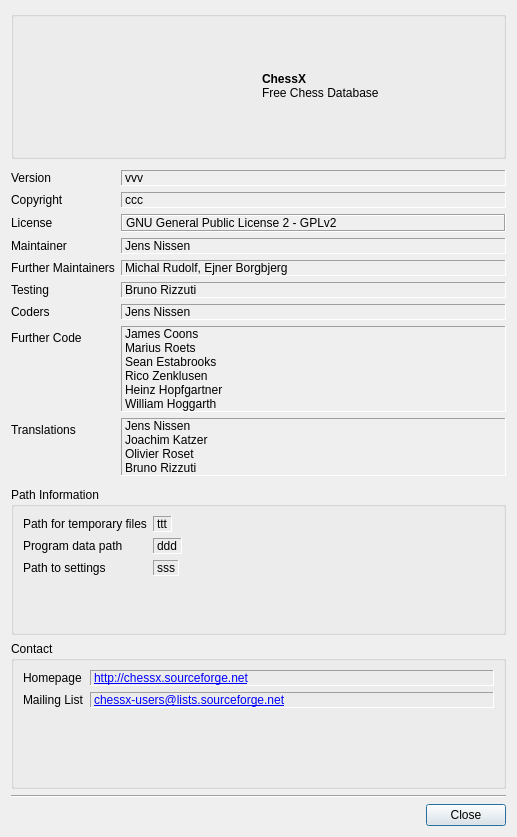
madnight/chessx, file src/gui/aboutdlg.ui: the form before one commit.
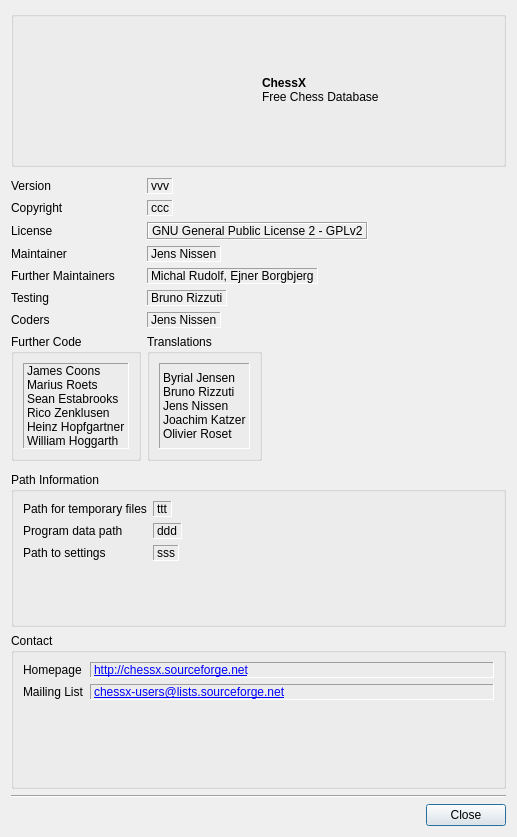
The form after the commit. Icons and pictures are not drawn.

Commit message: New feature: Danish Translation (thanks to Byrial Jensen)

```diff
--- a/src/gui/aboutdlg.ui
+++ b/src/gui/aboutdlg.ui
@@ -50,6 +50,9 @@
    </item>
    <item>
     <layout class="QFormLayout" name="formLayout">
+     <property name="fieldGrowthPolicy">
+      <enum>QFormLayout::FieldsStayAtSizeHint</enum>
+     </property>
      <property name="verticalSpacing">
       <number>-1</number>
      </property>
@@ -66,20 +69,6 @@
        </property>
       </widget>
      </item>
-     <item row="1" column="0">
-      <widget class="QLabel" name="label_1">
-       <property name="text">
-        <string>Copyright</string>
-       </property>
-      </widget>
-     </item>
-     <item row="2" column="0">
-      <widget class="QLabel" name="label_3">
-       <property name="text">
-        <string>License</string>
-       </property>
-      </widget>
-     </item>
      <item row="0" column="1">
       <widget class="QLabel" name="labelVersion">
        <property name="frameShape">
@@ -93,6 +82,13 @@
        </property>
       </widget>
      </item>
+     <item row="1" column="0">
+      <widget class="QLabel" name="labelCopyright">
+       <property name="text">
+        <string>Copyright</string>
+       </property>
+      </widget>
+     </item>
      <item row="1" column="1">
       <widget class="QLabel" name="labelCopyRightDate">
        <property name="frameShape">
@@ -106,6 +102,13 @@
        </property>
       </widget>
      </item>
+     <item row="2" column="0">
+      <widget class="QLabel" name="label_3">
+       <property name="text">
+        <string>License</string>
+       </property>
+      </widget>
+     </item>
      <item row="2" column="1">
       <widget class="QLabel" name="label_6">
        <property name="frameShape">
@@ -120,7 +123,7 @@
       </widget>
      </item>
      <item row="3" column="0">
-      <widget class="QLabel" name="label">
+      <widget class="QLabel" name="labelMaintainer">
        <property name="text">
         <string>Maintainer</string>
        </property>
@@ -160,7 +163,7 @@
       </widget>
      </item>
      <item row="5" column="0">
-      <widget class="QLabel" name="label_10">
+      <widget class="QLabel" name="labelTest">
        <property name="text">
         <string>Testing</string>
        </property>
@@ -200,14 +203,13 @@
       </widget>
      </item>
      <item row="7" column="0">
-      <widget class="QLabel" name="label_14">
-       <property name="text">
+      <widget class="QGroupBox" name="groupBox_4">
+       <property name="title">
         <string>Further Code</string>
        </property>
-      </widget>
-     </item>
-     <item row="7" column="1">
-      <widget class="QLabel" name="label_15">
+       <layout class="QVBoxLayout" name="verticalLayout_3">
+        <item>
+         <widget class="QLabel" name="lbCode">
        <property name="frameShape">
         <enum>QFrame::Panel</enum>
        </property>
@@ -224,15 +226,17 @@
        </property>
       </widget>
      </item>
-     <item row="8" column="0">
-      <widget class="QLabel" name="label_16">
-       <property name="text">
+       </layout>
+      </widget>
+     </item>
+     <item row="7" column="1">
+      <widget class="QGroupBox" name="groupTranslate">
+       <property name="title">
         <string>Translations</string>
        </property>
-      </widget>
-     </item>
-     <item row="8" column="1">
-      <widget class="QLabel" name="label_17">
+       <layout class="QVBoxLayout" name="verticalLayout_2">
+        <item>
+         <widget class="QLabel" name="lbTranslate">
        <property name="frameShape">
         <enum>QFrame::Panel</enum>
        </property>
@@ -240,11 +244,15 @@
         <enum>QFrame::Sunken</enum>
        </property>
        <property name="text">
-        <string notr="true">Jens Nissen
+           <string notr="true">Byrial Jensen
+Bruno Rizzuti
+Jens Nissen
 Joachim Katzer
-Olivier Roset
-Bruno Rizzuti</string>
-       </property>
+Olivier Roset</string>
+          </property>
+         </widget>
+        </item>
+       </layout>
       </widget>
      </item>
     </layout>
```
Lines whose indentation alone changed are shown as unchanged. The commit also changes 4 other files.
